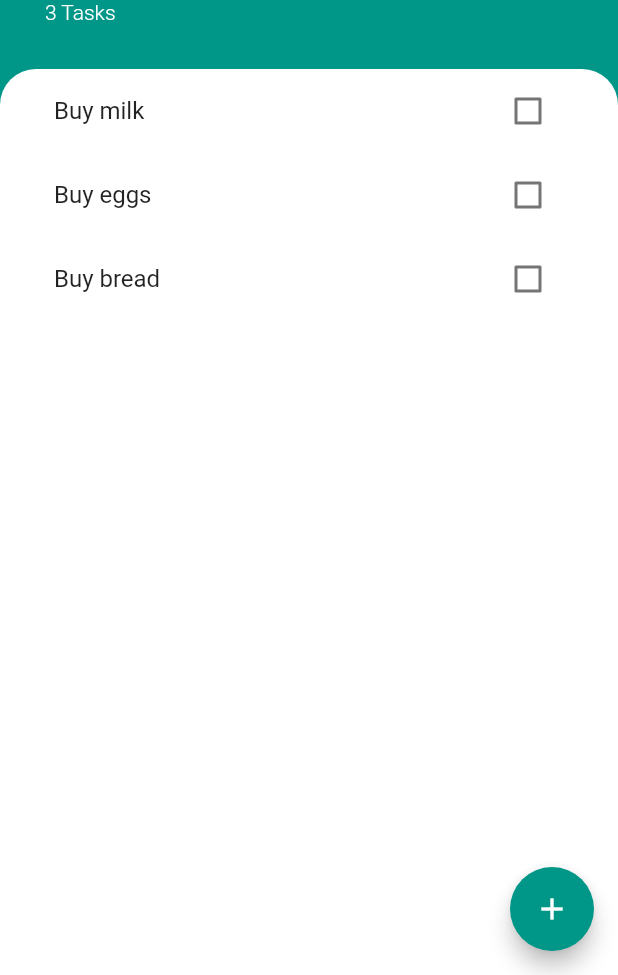
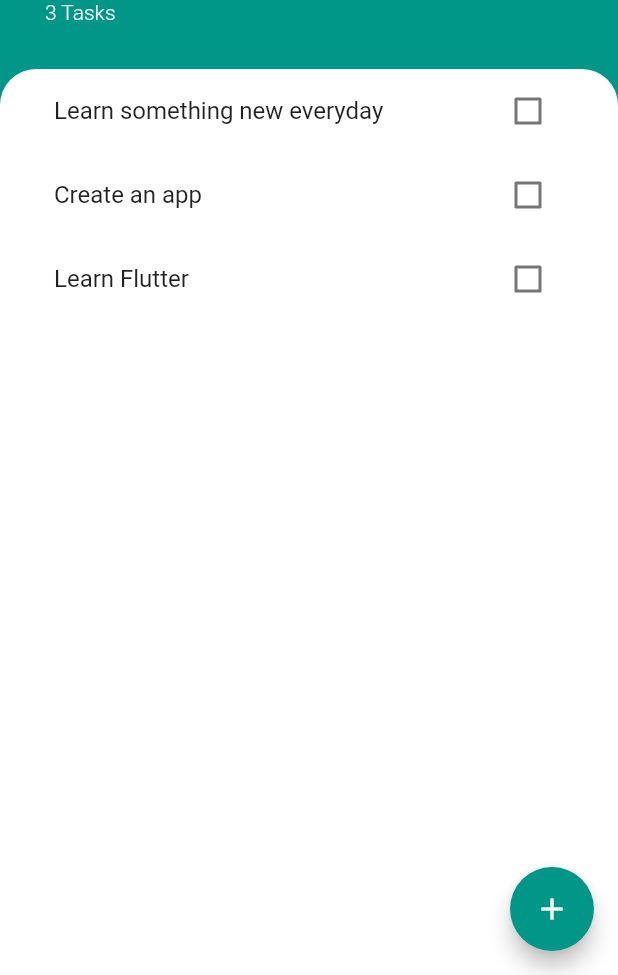
Before and after one commit to AniruddhaKulk/Flutter_ToDo_App, a Flutter app: the screen it shows after launch, on a phone screen of 412 x 824 dp, the part 261-1236 px from its top. Run offline on Flutter 3.47's test engine with Material 2 defaults, Android fonts, the phone set to English and light mode, and no system bars.

Commit message:
Show confirmation dialog while deleting the task

```diff
--- a/lib/model/task_data.dart
+++ b/lib/model/task_data.dart
@@ -7,9 +7,9 @@ import 'package:todo_app/model/task.dart';
 class TaskData extends ChangeNotifier{
 
   List<Task> _tasks = [
-    Task(taskName: 'Buy milk', isCompleted: false),
-    Task(taskName: 'Buy eggs', isCompleted: false),
-    Task(taskName: 'Buy bread', isCompleted: false),
+    Task(taskName: 'Learn something new everyday', isCompleted: false),
+    Task(taskName: 'Create an app', isCompleted: false),
+    Task(taskName: 'Learn Flutter', isCompleted: false),
   ];
 
   UnmodifiableListView<Task> get tasks {
--- a/lib/widgets/tasks_list.dart
+++ b/lib/widgets/tasks_list.dart
@@ -19,7 +19,7 @@ class TasksList extends StatelessWidget {
                     data.toggleCompletion(task);
                 },
                 longPressCallback: (){
-                  data.deleteTask(index);
+                  _showConfirmationDialog(context, data, index);
                 },);
           },
           itemCount: data.numberOfTasks,
@@ -27,4 +27,42 @@ class TasksList extends StatelessWidget {
       },
     );
   }
+
+  void _showConfirmationDialog(BuildContext context, TaskData data, int index) {
+    // flutter defined function
+    showDialog(
+      context: context,
+      builder: (BuildContext context) {
+        // return object of type Dialog
+        return AlertDialog(
+          title: new Text("Delete"),
+          content: new Text("Do you want to delete?"),
+          actions: <Widget>[
+            // usually buttons at the bottom of the dialog
+            new FlatButton(
+              color: Colors.teal,
+              child: new Text("Yes",
+              style: TextStyle(
+                color: Colors.white
+              ),),
+              onPressed: () {
+                data.deleteTask(index);
+                Navigator.of(context).pop();
+              },
+            ),
+            new FlatButton(
+              color: Colors.teal,
+              child: new Text("No",
+                style: TextStyle(
+                    color: Colors.white
+                ),),
+              onPressed: () {
+                Navigator.of(context).pop();
+              },
+            ),
+          ],
+        );
+      },
+    );
+  }
 }
```
